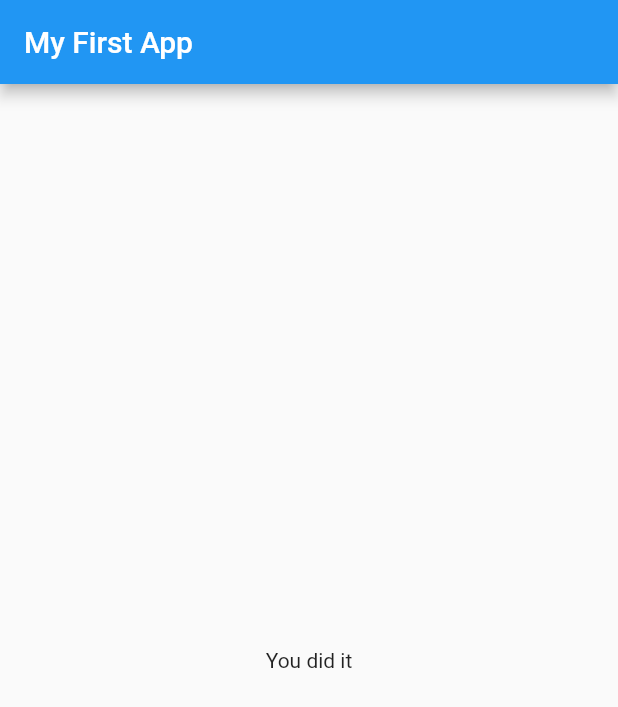
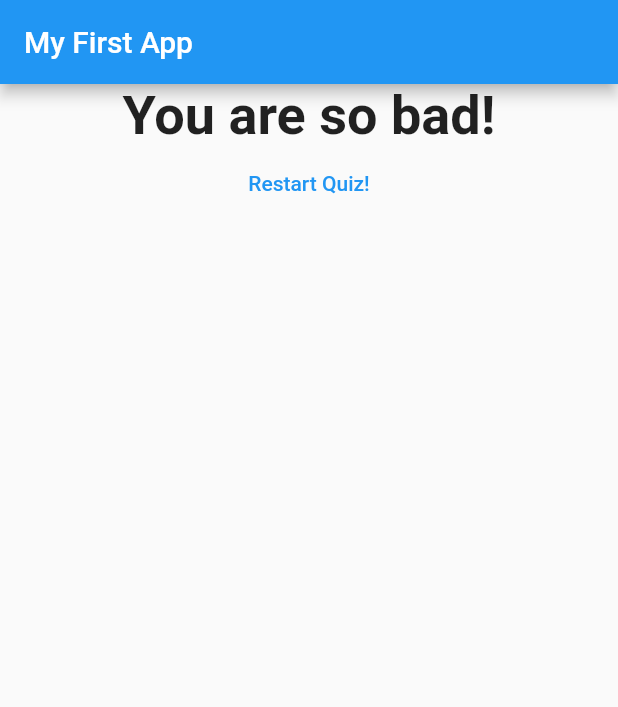
Before and after one commit to Prahladind9/ui-v1, a Flutter app: the screen it shows after launch, after a tap on "Black", after a tap on "Snake", after a tap on "Rao", on a phone screen of 412 x 824 dp. Shown: the top 707 px of the screen. Run offline on Flutter 3.47's test engine with Material 2 defaults, Android fonts, the phone set to English and light mode, and no system bars; network calls fail.

Commit message:
Basics Completed

```diff
--- a/FlutterCompleteGuide/flutter_basics/flutter_basics/lib/Result.dart
+++ b/FlutterCompleteGuide/flutter_basics/flutter_basics/lib/Result.dart
@@ -1,11 +1,46 @@
 import 'package:flutter/material.dart';
 
 class Result extends StatelessWidget {
+  final int resultScore;
+  final Function restHandler;
+
+  Result(this.resultScore, this.restHandler);
+
+  String get resultPhrase {
+    var resultText;
+    if (resultScore <= 8) {
+      resultText = 'You are awesome and innocent!';
+    } else if (resultScore <= 12) {
+      resultText = 'Pretty likable!';
+    } else {
+      resultText = 'You are so bad!';
+    }
+    return resultText;
+  }
+
   @override
   Widget build(BuildContext context) {
     return Container(
-      child: Center(
-        child: Text('You did it'),
+      child: Column(
+        children: [
+          Center(
+            child: Text(
+              resultPhrase,
+              style: TextStyle(
+                fontSize: 36,
+                fontWeight: FontWeight.bold,
+              ),
+              textAlign: TextAlign.center,
+            ),
+          ),
+          FlatButton(
+            child: Text(
+              'Restart Quiz!',
+            ),
+            textColor: Colors.blue,
+            onPressed: restHandler,
+          )
+        ],
       ),
     );
   }
--- a/FlutterCompleteGuide/flutter_basics/flutter_basics/lib/main.dart
+++ b/FlutterCompleteGuide/flutter_basics/flutter_basics/lib/main.dart
@@ -17,7 +17,17 @@ class MyApp extends StatefulWidget {
 
 class _MyAppState extends State<MyApp> {
   var _questionIndex = 0;
-  void _answerQuestion() {
+  var _totalScore = 0;
+
+  void _resetQuiz(){
+    setState(() {
+      _questionIndex = 0;
+      _totalScore = 0;
+    });
+  }
+
+  void _answerQuestion(int score) {
+    _totalScore +=score;
     setState(() {
       _questionIndex = _questionIndex + 1;
     });
@@ -32,15 +42,30 @@ class _MyAppState extends State<MyApp> {
     const _questions = [
       {
         'questionText': 'What\'s your favourite color?',
-        'answers': ['Black', 'Red', 'Green', 'White']
+        'answers': [
+          {'text': 'Black', 'score': 10},
+          {'text': 'Red', 'score': 5},
+          {'text': 'Green', 'score': 2},
+          {'text': 'White', 'score': 1},
+        ]
       },
       {
         'questionText': 'What\'s your favourite animal?',
-        'answers': ['Rabbit', 'Snake', 'Lion', 'Elephant']
+        'answers': [
+          {'text': 'Rabbit', 'score': 10},
+          {'text': 'Snake', 'score': 5},
+          {'text': 'Elephant', 'score': 1},
+          {'text': 'Lion', 'score': 2},
+        ]
       },
       {
         'questionText': 'What\'s your favourite instructor?',
-        'answers': ['Rao', 'Rao', 'Rao', 'Rao']
+        'answers': [
+          {'text': 'Rao', 'score': 10},
+          {'text': 'Rao', 'score': 5},
+          {'text': 'Rao', 'score': 2},
+          {'text': 'Rao', 'score': 1},
+        ]
       }
     ];
     return MaterialApp(
@@ -53,7 +78,7 @@ class _MyAppState extends State<MyApp> {
                 answerQuestion: _answerQuestion,
                 questionIndex: _questionIndex,
                 questions: _questions)
-            : Result(),
+            : Result(_totalScore, _resetQuiz),
       ),
     );
   }
--- a/FlutterCompleteGuide/flutter_basics/flutter_basics/lib/quiz.dart
+++ b/FlutterCompleteGuide/flutter_basics/flutter_basics/lib/quiz.dart
@@ -1,15 +1,16 @@
 import 'package:flutter/material.dart';
 import 'package:flutter_basics/question.dart';
 import 'package:flutter_basics/answer.dart';
-
-
 
 class Quiz extends StatelessWidget {
   final List<Map<String, Object>> questions;
   final int questionIndex;
   final Function answerQuestion;
 
-  Quiz({@required this.questions, @required this.answerQuestion, @required this.questionIndex});
+  Quiz(
+      {@required this.questions,
+      @required this.answerQuestion,
+      @required this.questionIndex});
 
   @override
   Widget build(BuildContext context) {
@@ -24,10 +25,14 @@ class Quiz extends StatelessWidget {
           // Answer(_answerQuestion),
 
           //spreadOperator  "..."
-          ...(questions[questionIndex]['answers'] as List<String>)
-              .map(
-                  (answer) {return Answer(answerQuestion, answer);
-              }).toList()
+          ...(questions[questionIndex]['answers'] as List<Map<String, Object>>)
+              .map((answer) {
+            return Answer(
+                () => answerQuestion(
+                      answer['score'],
+                    ),
+                answer['text']);
+          }).toList()
         ],
       ),
     );
```
